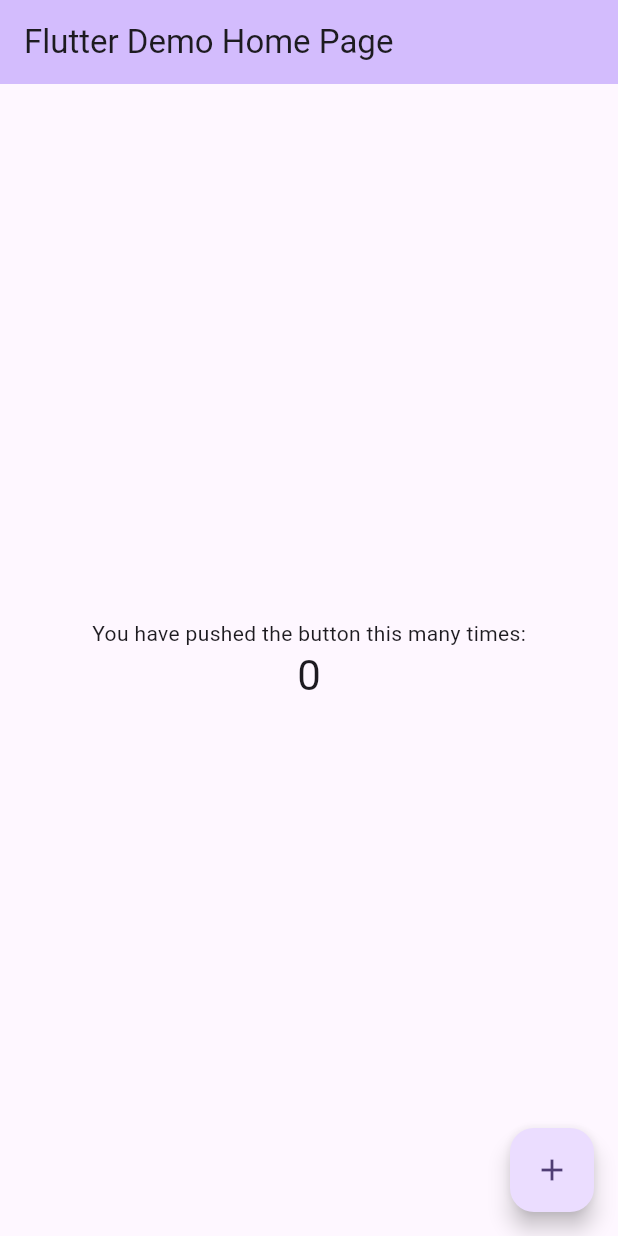
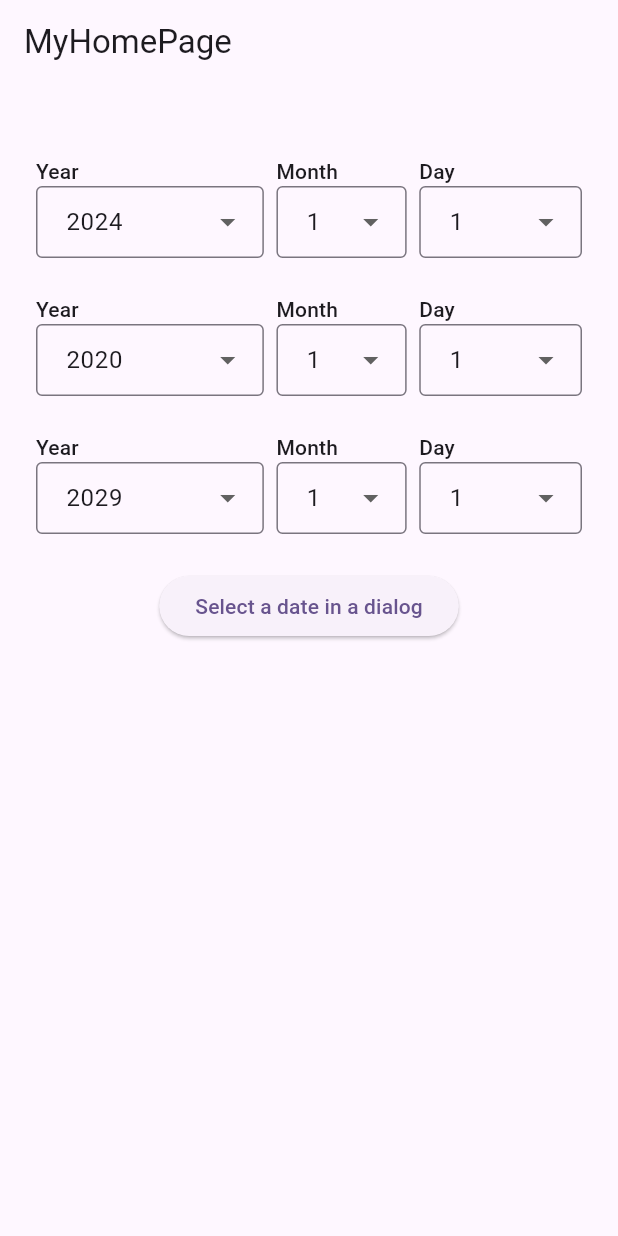
Before and after one commit to thruthesky/date_picker, a Flutter app: the screen it shows after launch, on a phone screen of 412 x 824 dp. Run offline on Flutter 3.47's test engine with Material 3 defaults, Android fonts, the phone set to English and light mode, and no system bars.

Commit message:
update date picker

```diff
--- a/example/lib/main.dart
+++ b/example/lib/main.dart
@@ -1,3 +1,4 @@
+import 'package:date_picker_v2/date_picker.dart';
 import 'package:flutter/material.dart';
 
 void main() {
@@ -7,119 +8,97 @@ void main() {
 class MyApp extends StatelessWidget {
   const MyApp({super.key});
 
-  // This widget is the root of your application.
   @override
   Widget build(BuildContext context) {
     return MaterialApp(
       title: 'Flutter Demo',
       theme: ThemeData(
-        // This is the theme of your application.
-        //
-        // TRY THIS: Try running your application with "flutter run". You'll see
-        // the application has a purple toolbar. Then, without quitting the app,
-        // try changing the seedColor in the colorScheme below to Colors.green
-        // and then invoke "hot reload" (save your changes or press the "hot
-        // reload" button in a Flutter-supported IDE, or press "r" if you used
-        // the command line to start the app).
-        //
-        // Notice that the counter didn't reset back to zero; the application
-        // state is not lost during the reload. To reset the state, use hot
-        // restart instead.
-        //
-        // This works for code too, not just values: Most code changes can be
-        // tested with just a hot reload.
         colorScheme: ColorScheme.fromSeed(seedColor: Colors.deepPurple),
         useMaterial3: true,
       ),
-      home: const MyHomePage(title: 'Flutter Demo Home Page'),
+      home: const MyHomePage(),
     );
   }
 }
 
 class MyHomePage extends StatefulWidget {
-  const MyHomePage({super.key, required this.title});
-
-  // This widget is the home page of your application. It is stateful, meaning
-  // that it has a State object (defined below) that contains fields that affect
-  // how it looks.
-
-  // This class is the configuration for the state. It holds the values (in this
-  // case the title) provided by the parent (in this case the App widget) and
-  // used by the build method of the State. Fields in a Widget subclass are
-  // always marked "final".
-
-  final String title;
+  static const String routeName = '/MyHomePage';
+  const MyHomePage({super.key});
 
   @override
   State<MyHomePage> createState() => _MyHomePageState();
 }
 
 class _MyHomePageState extends State<MyHomePage> {
-  int _counter = 0;
-
-  void _incrementCounter() {
-    setState(() {
-      // This call to setState tells the Flutter framework that something has
-      // changed in this State, which causes it to rerun the build method below
-      // so that the display can reflect the updated values. If we changed
-      // _counter without calling setState(), then the build method would not be
-      // called again, and so nothing would appear to happen.
-      _counter++;
-    });
-  }
-
   @override
   Widget build(BuildContext context) {
-    // This method is rerun every time setState is called, for instance as done
-    // by the _incrementCounter method above.
-    //
-    // The Flutter framework has been optimized to make rerunning build methods
-    // fast, so that you can just rebuild anything that needs updating rather
-    // than having to individually change instances of widgets.
     return Scaffold(
       appBar: AppBar(
-        // TRY THIS: Try changing the color here to a specific color (to
-        // Colors.amber, perhaps?) and trigger a hot reload to see the AppBar
-        // change color while the other colors stay the same.
-        backgroundColor: Theme.of(context).colorScheme.inversePrimary,
-        // Here we take the value from the MyHomePage object that was created by
-        // the App.build method, and use it to set our appbar title.
-        title: Text(widget.title),
+        title: const Text('MyHomePage'),
       ),
-      body: Center(
-        // Center is a layout widget. It takes a single child and positions it
-        // in the middle of the parent.
+      body: Padding(
+        padding: const EdgeInsets.all(24.0),
         child: Column(
-          // Column is also a layout widget. It takes a list of children and
-          // arranges them vertically. By default, it sizes itself to fit its
-          // children horizontally, and tries to be as tall as its parent.
-          //
-          // Column has various properties to control how it sizes itself and
-          // how it positions its children. Here we use mainAxisAlignment to
-          // center the children vertically; the main axis here is the vertical
-          // axis because Columns are vertical (the cross axis would be
-          // horizontal).
-          //
-          // TRY THIS: Invoke "debug painting" (choose the "Toggle Debug Paint"
-          // action in the IDE, or press "p" in the console), to see the
-          // wireframe for each widget.
-          mainAxisAlignment: MainAxisAlignment.center,
-          children: <Widget>[
-            const Text(
-              'You have pushed the button this many times:',
+          children: [
+            const SizedBox(height: 24.0),
+            DatePicker(
+              onChanged: (year, month, day) => print('$year, $month, $day'),
             ),
-            Text(
-              '$_counter',
-              style: Theme.of(context).textTheme.headlineMedium,
+            const SizedBox(height: 24.0),
+            DatePicker(
+              beginYear: 2020,
+              endYear: 2029,
+              onChanged: (year, month, day) => print('$year, $month, $day'),
+            ),
+            const SizedBox(height: 24.0),
+            DatePicker(
+              beginYear: 2020,
+              endYear: 2029,
+              ascendingYear: false,
+              onChanged: (year, month, day) => print('$year, $month, $day'),
+            ),
+            const SizedBox(height: 24.0),
+            ElevatedButton(
+              onPressed: () {
+                showDialog(
+                  context: context,
+                  builder: (_) => const DatePickerDialog(),
+                );
+              },
+              child: const Text('Select a date in a dialog'),
             ),
           ],
         ),
       ),
-      floatingActionButton: FloatingActionButton(
-        onPressed: _incrementCounter,
-        tooltip: 'Increment',
-        child: const Icon(Icons.add),
-      ), // This trailing comma makes auto-formatting nicer for build methods.
     );
   }
 }
+
+class DatePickerDialog extends StatelessWidget {
+  const DatePickerDialog({
+    super.key,
+  });
+
+  @override
+  Widget build(BuildContext context) {
+    return AlertDialog(
+      content: Padding(
+        padding: const EdgeInsets.all(24.0),
+        child: Column(
+          mainAxisAlignment: MainAxisAlignment.center,
+          mainAxisSize: MainAxisSize.min,
+          children: [
+            DatePicker(
+              onChanged: (year, month, day) => print('$year, $month, $day'),
+            ),
+            const SizedBox(height: 24.0),
+            ElevatedButton(
+              onPressed: () => Navigator.of(context).pop(),
+              child: const Text('Close'),
+            )
+          ],
+        ),
+      ),
+    );
+  }
+}
--- a/lib/date_picker.dart
+++ b/lib/date_picker.dart
@@ -1,7 +1 @@
-library date_picker;
-
-/// A Calculator.
-class Calculator {
-  /// Returns [value] plus 1.
-  int addOne(int value) => value + 1;
-}
+export './src/date_picker.dart';
--- /dev/null
+++ b/lib/src/date_picker.dart
@@ -0,0 +1,172 @@
+import 'package:flutter/material.dart';
+
+/// A date picker widget.
+///
+/// The date picker widget allows users to select a date.
+///
+/// [DatePicker] requires an [onChanged] callback to be provided. This callback
+/// will be called when the user selects a date. The callback provides the
+/// selected year, month, and day.
+///
+/// The [beginYear] and [endYear] properties can be used to specify the range of
+/// years that the user can select. If these properties are not provided, the
+/// range of years will be from the current year to the current year plus 16.
+///
+/// The [ascendingYear] property can be used to specify whether the years should
+/// be displayed in ascending order. By default, the years are displayed in
+/// ascending order.
+class DatePicker extends StatefulWidget {
+  const DatePicker({
+    super.key,
+    this.beginYear,
+    this.endYear,
+    this.ascendingYear = true,
+    required this.onChanged,
+    this.labelYear = 'Year',
+    this.labelMonth = 'Month',
+    this.labelDay = 'Day',
+  });
+
+  final int? beginYear;
+  final int? endYear;
+  final bool ascendingYear;
+  final void Function(int year, int month, int day) onChanged;
+
+  final String labelYear;
+  final String labelMonth;
+  final String labelDay;
+
+  @override
+  State<DatePicker> createState() => _DatePickerState();
+}
+
+class _DatePickerState extends State<DatePicker> {
+  late int beginYear;
+  late int endYear;
+  late int year;
+  int month = 1;
+  int day = 1;
+
+  @override
+  void initState() {
+    super.initState();
+    beginYear = widget.beginYear ?? DateTime.now().year;
+    endYear = widget.endYear ?? DateTime.now().year + 16;
+    year = widget.ascendingYear ? beginYear : endYear;
+  }
+
+  @override
+  Widget build(BuildContext context) {
+    return Row(
+      mainAxisAlignment: MainAxisAlignment.spaceEvenly,
+      children: [
+        Expanded(
+          flex: 7,
+          child: Column(
+            crossAxisAlignment: CrossAxisAlignment.start,
+            children: [
+              Text(
+                widget.labelYear,
+                style: Theme.of(context).textTheme.labelLarge,
+              ),
+              decorate(
+                DropdownButton<int>(
+                  value: year,
+                  isExpanded: true,
+                  items: [
+                    if (widget.ascendingYear)
+                      for (int i = beginYear; i <= endYear; i++)
+                        birthdayMenuItem(i)
+                    else
+                      for (int i = endYear; i >= beginYear; i--)
+                        birthdayMenuItem(i)
+                  ],
+                  onChanged: (v) {
+                    setState(() => year = v!);
+                    widget.onChanged(year, month, day);
+                  },
+                ),
+              ),
+            ],
+          ),
+        ),
+        const SizedBox(width: 8.4),
+        Expanded(
+          flex: 4,
+          child: Column(
+            crossAxisAlignment: CrossAxisAlignment.start,
+            children: [
+              Text(
+                widget.labelMonth,
+                style: Theme.of(context).textTheme.labelLarge,
+              ),
+              decorate(
+                DropdownButton<int>(
+                  value: month,
+                  isExpanded: true,
+                  items: [
+                    for (int i = 1; i <= 12; i++)
+                      DropdownMenuItem(
+                        value: i,
+                        child: birthdayMenuItem(i),
+                      ),
+                  ],
+                  onChanged: (v) {
+                    setState(() => month = v!);
+                    widget.onChanged(year, month, day);
+                  },
+                ),
+              ),
+            ],
+          ),
+        ),
+        const SizedBox(width: 8.4),
+        Expanded(
+          flex: 5,
+          child: Column(
+            crossAxisAlignment: CrossAxisAlignment.start,
+            children: [
+              Text(
+                widget.labelDay,
+                style: Theme.of(context).textTheme.labelLarge,
+              ),
+              decorate(
+                DropdownButton<int>(
+                  value: day,
+                  items: [
+                    for (int i = 1; i <= 31; i++)
+                      DropdownMenuItem(value: i, child: birthdayMenuItem(i)),
+                  ],
+                  onChanged: (v) {
+                    setState(() => day = v!);
+                    widget.onChanged(year, month, day);
+                  },
+                ),
+              ),
+            ],
+          ),
+        ),
+      ],
+    );
+  }
+
+  decorate(Widget child) => InputDecorator(
+        decoration: const InputDecoration(
+          border: OutlineInputBorder(),
+          contentPadding: EdgeInsets.only(right: 8),
+          isDense: true,
+        ),
+        child: DropdownButtonHideUnderline(child: child),
+      );
+
+  birthdayMenuItem(int i) => DropdownMenuItem(
+        value: i,
+        child: Padding(
+          padding: const EdgeInsets.only(left: 16),
+          child: Text(
+            '$i',
+            style: Theme.of(context).textTheme.bodyLarge,
+          ),
+        ),
+      );
+}
--- a/pubspec.yaml
+++ b/pubspec.yaml
@@ -1,6 +1,6 @@
 name: date_picker_v2
 description: "A simple and easy to use date-picker widget"
-version: 0.0.1
+version: 0.0.2
 homepage: https://github.com/thruthesky/date_picker
 
 environment:
```
Also changed, not shown: example/pubspec.yaml (+6 -69 lines), example/pubspec.lock, 2 other files.
